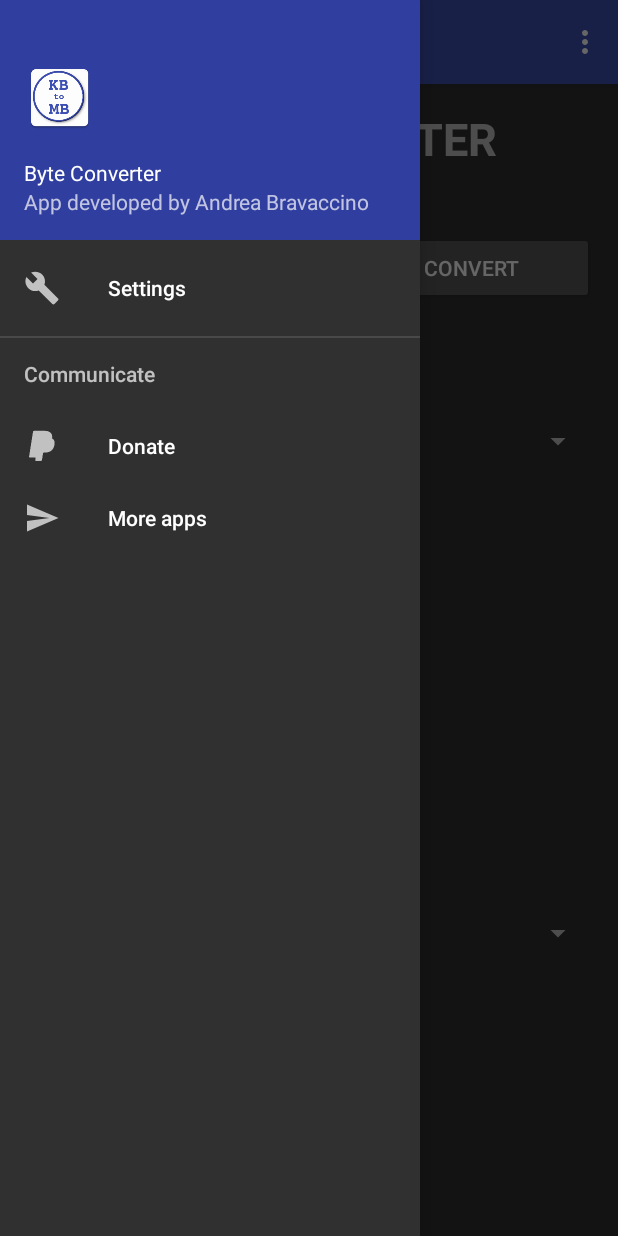
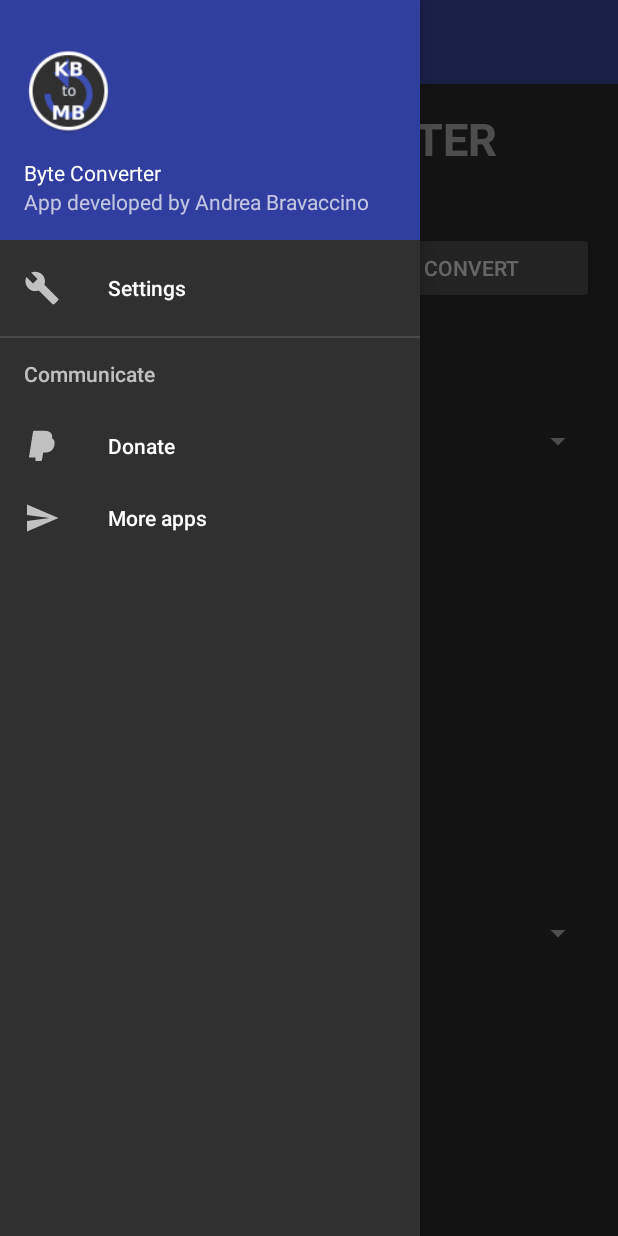
Before and after one commit to andrea9293/ByteConverter, an Android app: the screen it shows after launch (MainActivity), with the side drawer open, on a phone screen of 412 x 824 dp. Run offline under Robolectric (Android 15) with nearby library versions, the phone set to English and light mode, and no system bars; 3 statements that could not run were skipped.

Commit message:
new icon

```diff
--- a/app/src/main/res/layout/nav_header_main.xml
+++ b/app/src/main/res/layout/nav_header_main.xml
@@ -1,6 +1,7 @@
 <?xml version="1.0" encoding="utf-8"?>
 <LinearLayout xmlns:android="http://schemas.android.com/apk/res/android"
     xmlns:app="http://schemas.android.com/apk/res-auto"
+    xmlns:tools="http://schemas.android.com/tools"
     android:layout_width="match_parent"
     android:layout_height="@dimen/nav_header_height"
     android:background="@color/colorPrimaryDark"
@@ -10,14 +11,16 @@
     android:paddingLeft="@dimen/activity_horizontal_margin"
     android:paddingRight="@dimen/activity_horizontal_margin"
     android:paddingTop="@dimen/activity_vertical_margin"
-    android:theme="@style/ThemeOverlay.AppCompat.Dark">
+    android:theme="@style/ThemeOverlay.AppCompat.Dark"
+    android:weightSum="1">
 
     <ImageView
         android:id="@+id/imageView"
-        android:layout_width="wrap_content"
         android:layout_height="wrap_content"
         android:paddingTop="16dp"
-        app:srcCompat="@mipmap/prova_icona" />
+        app:srcCompat="@mipmap/ic_launcher"
+        android:layout_weight="1.04"
+        android:layout_width="59dp" />
 
     <TextView
         android:layout_width="match_parent"
```
Also changed, not shown: app/src/main/java/com/example/andrea/byteconverter/MainActivity.java (+5 -4 lines), app/src/main/res/menu/menu_main.xml (deleted, +0 -10 lines), app/src/main/ic_launcher-web.png, app/src/main/res/mipmap-hdpi/ic_launcher.png, app/src/main/res/mipmap-mdpi/ic_launcher.png, app/src/main/res/mipmap-xhdpi/ic_launcher.png, app/src/main/res/mipmap-xxhdpi/ic_launcher.png, app/src/main/res/mipmap-xxxhdpi/ic_launcher.png.
